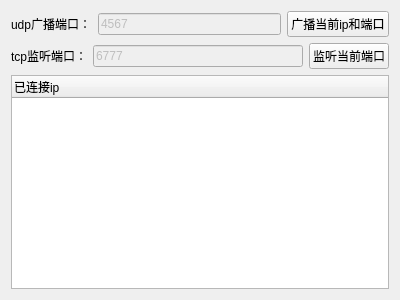
This is server.ui in VictorySong/ls as Qt 5 draws it before an edit. The edited form follows.
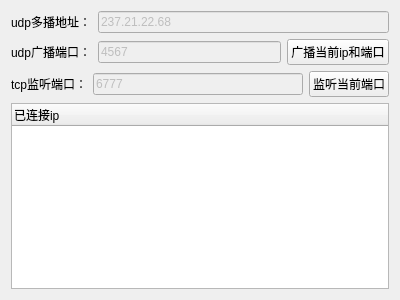
This is the edited form.

Patch:
```diff
--- a/server.ui
+++ b/server.ui
@@ -16,6 +16,27 @@
   <layout class="QGridLayout" name="gridLayout">
    <item row="0" column="0">
     <layout class="QVBoxLayout" name="verticalLayout">
+     <item>
+      <layout class="QHBoxLayout" name="horizontalLayout_3">
+       <item>
+        <widget class="QLabel" name="label_3">
+         <property name="text">
+          <string>udp多播地址：</string>
+         </property>
+        </widget>
+       </item>
+       <item>
+        <widget class="QLineEdit" name="multicastip">
+         <property name="enabled">
+          <bool>false</bool>
+         </property>
+         <property name="text">
+          <string>237.21.22.68</string>
+         </property>
+        </widget>
+       </item>
+      </layout>
+     </item>
      <item>
       <layout class="QHBoxLayout" name="horizontalLayout">
        <item>
```
Left out of the diff: 4 changed lines with no effect on the pictures.
